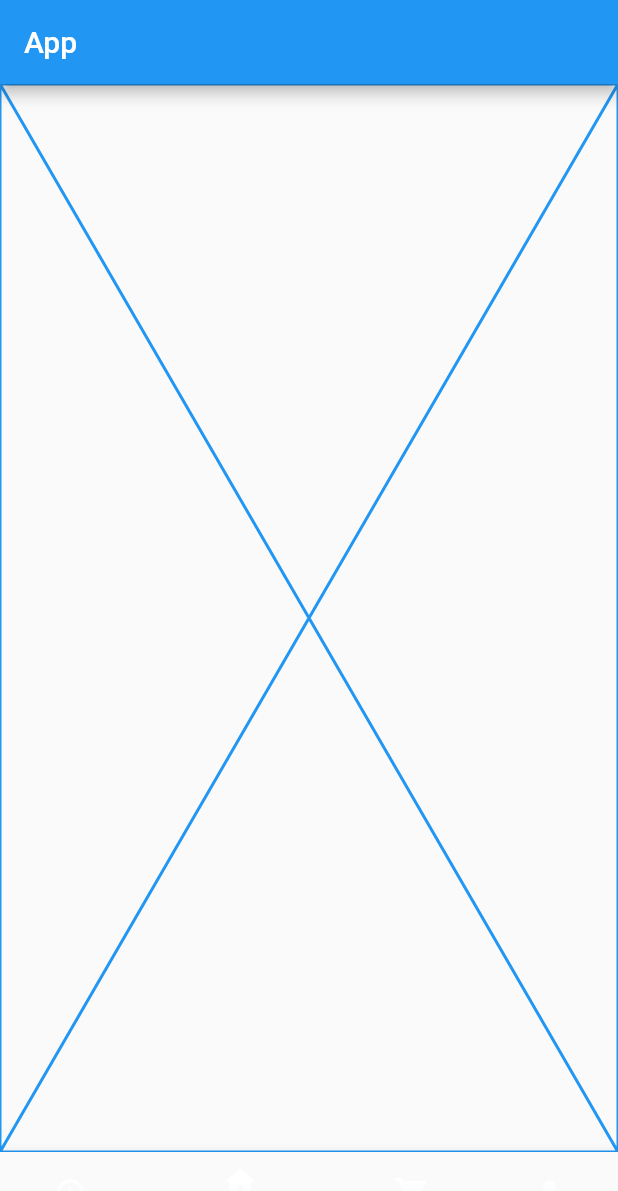
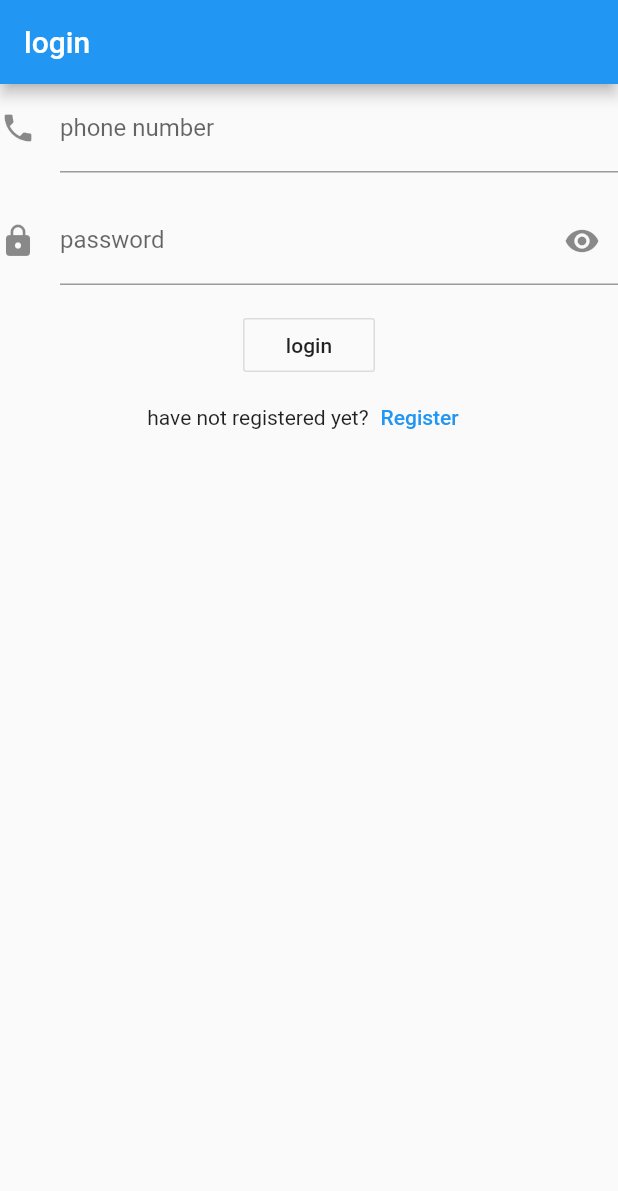
Before and after one commit to mohamadfh/client_app, a Flutter app: the screen it shows after launch, on a phone screen of 412 x 824 dp. Shown: the top 1191 px of the screen. Run offline on Flutter 3.47's test engine with Material 2 defaults, Android fonts, the phone set to English and light mode, and no system bars; accounts and stored records are empty.

Commit message:
signup login added

```diff
--- /dev/null
+++ b/lib/LoginPage.dart
@@ -0,0 +1,112 @@
+import 'package:client_app/Register.dart';
+import 'package:flutter/material.dart';
+import 'package:client_app/models.dart';
+class LoginPage extends StatelessWidget {
+  @override
+  Widget build(BuildContext context) {
+    final appTitle = 'login';
+    return MaterialApp(
+      title: appTitle,
+      home: Scaffold(
+        appBar: AppBar(
+          title: Text(appTitle),
+        ),
+        body: LoginForm(),
+      ),
+    );
+  }
+}
+
+class LoginForm extends StatefulWidget {
+  const LoginForm({Key key}) : super(key: key);
+
+  @override
+  _LoginFormState createState() => _LoginFormState();
+}
+
+class _LoginFormState extends State<LoginForm> {
+  final GlobalKey<FormState> _formKey = GlobalKey<FormState>();
+  String phoneNumber;
+  String pass;
+  bool obscurePass = true;
+
+  @override
+  Widget build(BuildContext context) {
+    return SafeArea(
+        child: SingleChildScrollView(
+          child: Form(
+            key: _formKey,
+            child: Column(
+              // crossAxisAlignment: CrossAxisAlignment.start,
+              children: <Widget>[
+                TextFormField(
+                  keyboardType: TextInputType.phone,
+                  decoration: const InputDecoration(
+                      labelText: 'phone number',
+                      hintText: 'Enter phone number',
+                      icon: Icon(Icons.phone)),
+                  onSaved: (value) {
+                    phoneNumber = value;
+                  },
+                ),
+                const SizedBox(height: 16.0),
+                TextFormField(
+                  obscureText: obscurePass,
+                  decoration: InputDecoration(
+                    labelText: 'password',
+                    hintText: 'Enter password',
+                    suffixIcon: IconButton(
+                      icon: Icon(
+                          obscurePass ? Icons.visibility : Icons.visibility_off),
+                      onPressed: () {
+                        setState(() {
+                          obscurePass = !obscurePass;
+                        });
+                      },
+                    ),
+                    icon: Icon(Icons.lock),
+                  ),
+                  onSaved: (value) {
+                    pass = value;
+                  },
+                ),
+                const SizedBox(height: 16.0),
+                Row(
+                  children: <Widget>[
+                    const Spacer(),
+                    OutlineButton(
+                      onPressed: _submit,
+                      child: const Text('login'),
+                    ),
+                    const Spacer()
+                  ],
+                ),
+                Row(
+                  children: <Widget>[
+                    const Spacer(),
+                    Text("have not registered yet?"),
+                    TextButton(
+                        onPressed: () {
+                          Navigator.push(
+                            context,
+                            MaterialPageRoute(builder: (context) => RegisterPage()),
+                          );
+                        },
+                        child: Text("Register")),
+                    Spacer()
+                  ],
+                ),
+              ],
+            ),
+          ),
+        ));
+  }
+
+  void _submit() {
+    if (_formKey.currentState.validate()) {
+      _formKey.currentState.save();
+      print('Form submitted');
+      controller.submitLogin(this.phoneNumber, this.pass);
+    }
+  }
+}
--- a/lib/main.dart
+++ b/lib/main.dart
@@ -1,58 +1,10 @@
 import 'package:flutter/material.dart';
-import 'package:client_app/OrdersPage.dart';
-import 'package:client_app/CartPage.dart';
-import 'package:client_app/ProfilePage.dart';
+import 'package:client_app/LoginPage.dart';
+void main() => runApp(MaterialApp(home: MyApp()));
 
-void main() => runApp(MaterialApp(home: MyApp()));
-class MyApp extends StatefulWidget {
-  @override
-  _MyAppState createState() => _MyAppState();
-}
-
-class _MyAppState extends State<MyApp> {
-  int _selectedIndex = 1;
+class MyApp extends StatelessWidget {
   @override
   Widget build(BuildContext context) {
-    return Scaffold(
-      appBar: AppBar(
-        title: const Text('App'),
-      ),
-      body: IndexedStack(
-        index: _selectedIndex,
-        children: [
-          ordersPage(),
-          Placeholder(color: Colors.blue),
-          CartPage(),
-          ProfilePage(),
-        ],
-      ),
-      bottomNavigationBar: BottomNavigationBar(
-        items: const <BottomNavigationBarItem>[
-          BottomNavigationBarItem(
-            icon: Icon(Icons.history),
-            label: 'Orders',
-          ),
-          BottomNavigationBarItem(
-            icon: Icon(Icons.home),
-            label: 'Home',
-          ),
-          BottomNavigationBarItem(
-            icon: Icon(Icons.shopping_cart),
-            label: 'Cart',
-          ),
-          BottomNavigationBarItem(
-            icon: Icon(Icons.person),
-            label: 'Profile',
-          ),
-        ],
-        currentIndex: _selectedIndex,
-        onTap: _onItemTapped,
-      ),
-    );
-  }
-  void _onItemTapped(int index) {
-    setState(() {
-      _selectedIndex = index;
-    });
+    return LoginPage();
   }
 }
```
Also changed, not shown: lib/HomePage.dart (+53 -0 lines), lib/Navbar.dart (added, +58 -0 lines), lib/Register.dart (added, +187 -0 lines), lib/models.dart (+51 -3 lines).
